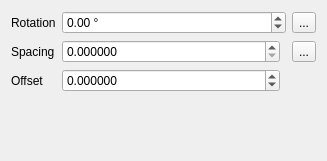
This is src/ui/symbollayer/widget_linepatternfill.ui in qgis/QGIS as Qt 5 draws it before an edit. The edited form follows.
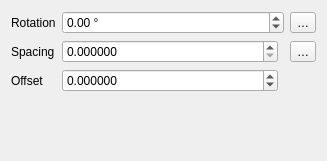
This is the edited form. Custom widgets are drawn as their Qt base class.

What changed in the file:
```diff
--- a/src/ui/symbollayer/widget_linepatternfill.ui
+++ b/src/ui/symbollayer/widget_linepatternfill.ui
@@ -24,7 +24,7 @@
    <item row="0" column="2">
     <widget class="QgsPropertyOverrideButton" name="mAngleDDBtn">
      <property name="text">
-      <string>...</string>
+      <string>…</string>
      </property>
     </widget>
    </item>
@@ -113,7 +113,7 @@
    <item row="1" column="2">
     <widget class="QgsPropertyOverrideButton" name="mDistanceDDBtn">
      <property name="text">
-      <string>...</string>
+      <string>…</string>
      </property>
     </widget>
    </item>
```
